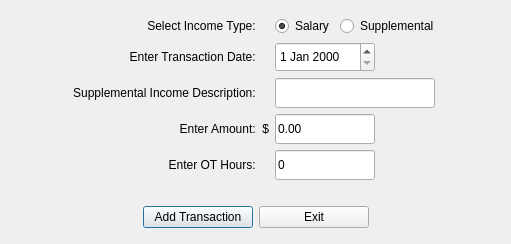
First picture: the form in CashFlowManager/addincometransactiondialog.ui, repository epw7856/CashFlowManager, before the edit.
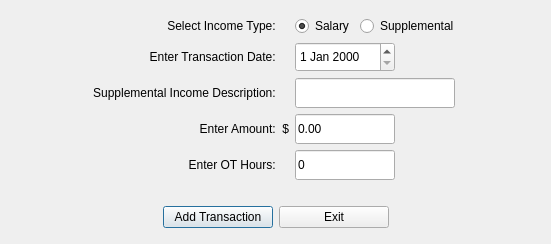
Second picture: the form after the edit.

Commit message: Updated dialogs to reset after adding types or transactions. Also standardized dialog widths.

Diff of the .ui file:
```diff
--- a/CashFlowManager/addincometransactiondialog.ui
+++ b/CashFlowManager/addincometransactiondialog.ui
@@ -6,7 +6,7 @@
    <rect>
     <x>0</x>
     <y>0</y>
-    <width>511</width>
+    <width>551</width>
     <height>244</height>
    </rect>
   </property>
```
The commit also changes 14 other files.
